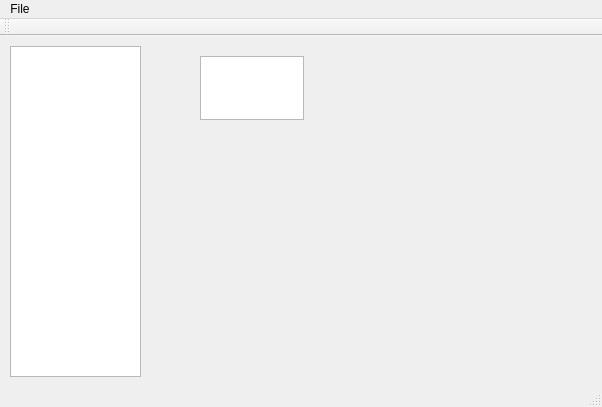
Old version of the form 3_Solution/TestConexiune/QClient/QClient.ui in the repository Aleexuta/POO-Proiect-NOrg.
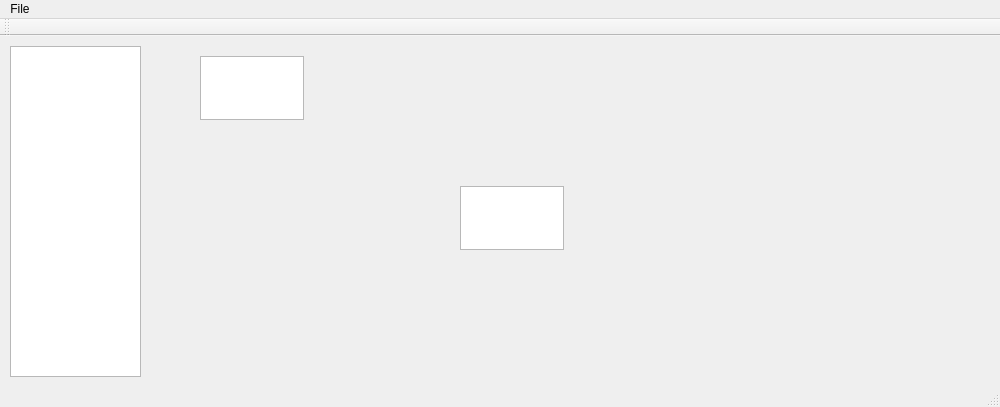
New version of the form.

Patch:
```diff
--- a/3_Solution/TestConexiune/QClient/QClient.ui
+++ b/3_Solution/TestConexiune/QClient/QClient.ui
@@ -6,7 +6,7 @@
    <rect>
     <x>0</x>
     <y>0</y>
-    <width>602</width>
+    <width>1000</width>
     <height>407</height>
    </rect>
   </property>
@@ -34,13 +34,51 @@
      </rect>
     </property>
    </widget>
+   <widget class="QStackedWidget" name="stackedWidget">
+    <property name="geometry">
+     <rect>
+      <x>420</x>
+      <y>120</y>
+      <width>191</width>
+      <height>141</height>
+     </rect>
+    </property>
+    <property name="currentIndex">
+     <number>2</number>
+    </property>
+    <widget class="QWidget" name="page_3"/>
+    <widget class="QWidget" name="page">
+     <widget class="QTextEdit" name="textEdit_2">
+      <property name="geometry">
+       <rect>
+        <x>50</x>
+        <y>50</y>
+        <width>104</width>
+        <height>64</height>
+       </rect>
+      </property>
+     </widget>
+    </widget>
+    <widget class="QWidget" name="page_2">
+     <widget class="QTextEdit" name="textEdit_3">
+      <property name="geometry">
+       <rect>
+        <x>40</x>
+        <y>30</y>
+        <width>104</width>
+        <height>64</height>
+       </rect>
+      </property>
+     </widget>
+    </widget>
+   </widget>
   </widget>
   <widget class="QMenuBar" name="menuBar">
    <property name="geometry">
     <rect>
      <x>0</x>
      <y>0</y>
-     <width>602</width>
+     <width>1000</width>
      <height>22</height>
     </rect>
    </property>
```
